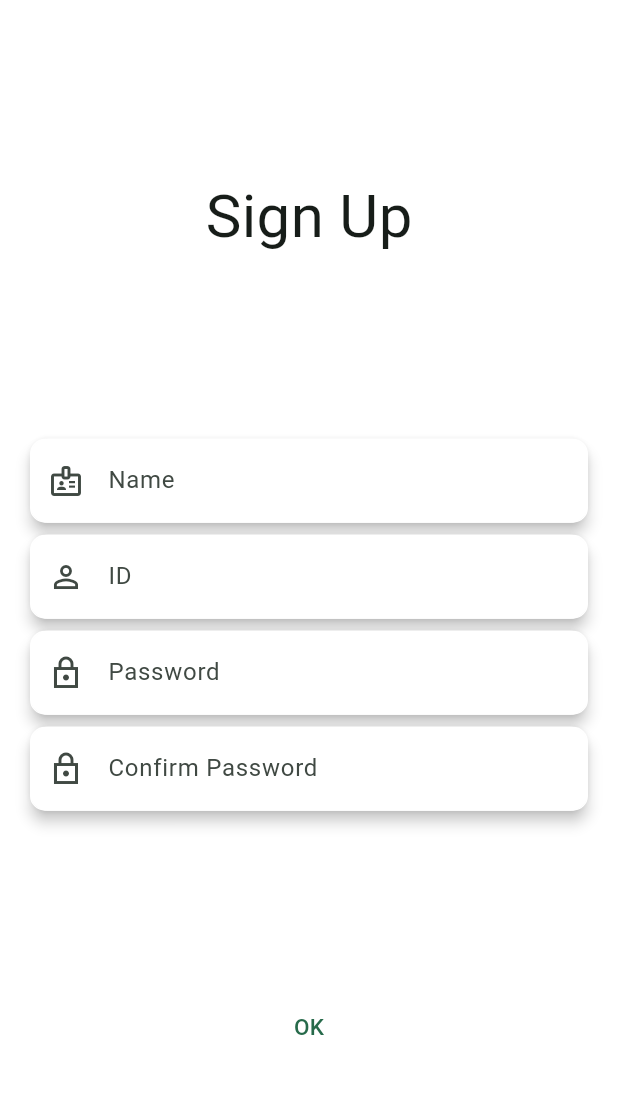
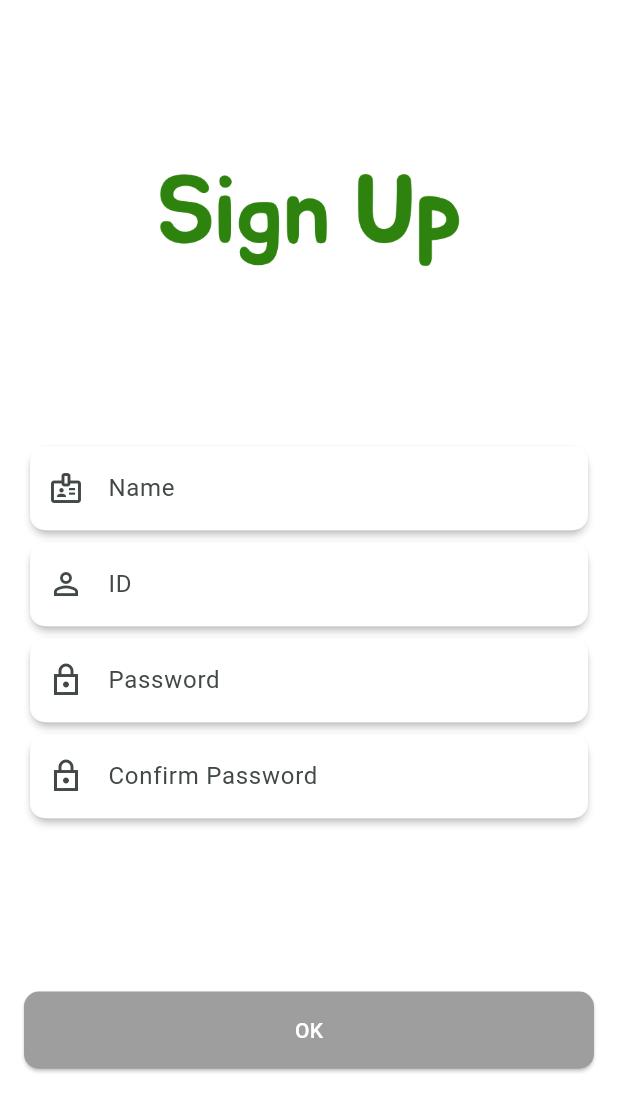
Before and after one commit to KW-EcoVision/ecovision-mobile, a Flutter app: the screen it shows after launch, after a tap on "Sign up", on a phone screen of 412 x 824 dp. Shown: the top 1112 px of the screen. Run offline on Flutter 3.47's test engine with Material 3 defaults, Android fonts, the phone set to English and light mode, and no system bars.

Commit message:
feat : 입력값에 따른 버튼 활성화 기능 구현

```diff
--- a/lib/model/SignupData.dart
+++ b/lib/model/SignupData.dart
@@ -1,14 +1,14 @@
 class SignupData {
-  String? _name;
-  String? _userId;
-  String? _password;
+  String _name = "";
+  String _userId = "";
+  String _password = "";
 
-  String? get name => _name;
-  set name(String? value) => _name = value;
+  String get name => _name;
+  set name(String value) => _name = value;
 
-  String? get userId => _userId;
-  set userId(String? value) => _userId = value;
+  String get userId => _userId;
+  set userId(String value) => _userId = value;
 
-  String? get password => _password;
-  set password(String? value) => _password = value;
+  String get password => _password;
+  set password(String value) => _password = value;
 }
--- a/lib/view/page/LoginPage.dart
+++ b/lib/view/page/LoginPage.dart
@@ -1,6 +1,7 @@
 import 'package:eco_vision/view/const/EcoVisionColor.dart';
 import 'package:eco_vision/view/page/MainFrame.dart';
 import 'package:eco_vision/view/page/SignupPage.dart';
+import 'package:eco_vision/view/widget/EcoButton.dart';
 import 'package:eco_vision/view/widget/EcoTextField.dart';
 import 'package:flutter/material.dart';
 
@@ -12,6 +13,8 @@ class LoginPage extends StatefulWidget {
 }
 
 class _LoginPageState extends State<LoginPage> {
+  bool isIdEntered = false;
+  bool isPasswordEnterd = false;
   @override
   Widget build(BuildContext context) {
     return Scaffold(
@@ -24,12 +27,7 @@ class _LoginPageState extends State<LoginPage> {
               Center(
                   child: SizedBox(
                       width: MediaQuery.of(context).size.width / 2,
-                      child: Image.asset('assets/images/logo.jpeg'))
-                  // Text(
-                  //   'Eco Vision',
-                  //   style: TextStyle(fontSize: 40),
-                  // ),
-                  ),
+                      child: Image.asset('assets/images/logo.jpeg'))),
               Column(
                 mainAxisAlignment: MainAxisAlignment.center,
                 children: [
@@ -41,7 +39,12 @@ class _LoginPageState extends State<LoginPage> {
                       enabledBorderColor: Colors.white,
                       focusedBorderColor: EcoVisionColor.neonGreen,
                       radius: 10,
-                      isPassword: false),
+                      isPassword: false,
+                      onChanged: (value) {
+                        setState(() {
+                          isIdEntered = value.isNotEmpty;
+                        });
+                      }),
                   SizedBox(
                     height: MediaQuery.of(context).size.height / 40,
                   ),
@@ -53,15 +56,21 @@ class _LoginPageState extends State<LoginPage> {
                     enabledBorderColor: Colors.white,
                     focusedBorderColor: EcoVisionColor.neonGreen,
                     radius: 10,
-                      isPassword: true),
-                  // SizedBox(
-                  // height: MediaQuery.of(context).size.height / 100,
-                  // child:
+                    isPassword: true,
+                    onChanged: (value) {
+                      setState(() {
+                        isPasswordEnterd = value.isNotEmpty;
+                      });
+                    },
+                  ),
                   SizedBox(
                     width: MediaQuery.of(context).size.width - 40,
                     child: Row(
                       children: [
-                        const Text(' 아직 회원이 아니신가요?'),
+                        Text(
+                          ' 아직 회원이 아니신가요?',
+                          style: TextStyle(color: Colors.grey),
+                        ),
                         const Expanded(child: SizedBox()),
                         TextButton(
                             onPressed: () {
@@ -72,23 +81,27 @@ class _LoginPageState extends State<LoginPage> {
                             },
                             child: const Text('Sign up'))
                       ],
-                      // ),
                     ),
                   ),
                 ],
               ),
               Center(
-                  child: TextButton(
+                  child: EcoButton(
+                text: 'Login',
+                radius: 10,
+                width: MediaQuery.of(context).size.width - 32,
+                height: MediaQuery.of(context).size.height / 16,
+                backgroundColor: (isIdEntered && isPasswordEnterd)
+                    ? EcoVisionColor.mainGreen
+                    : Colors.grey,
                 onPressed: () {
-                        Navigator.push(
-                            context,
-                            MaterialPageRoute(
-                                builder: (context) => MainFrame()));
+                  if (isIdEntered && isPasswordEnterd) {
+                    // 로그인 요청 추가
+                    Navigator.pushReplacement(context,
+                        MaterialPageRoute(builder: (context) => MainFrame()));
+                  }
                 },
-                      child: const Text(
-                        'Login',
-                        style: TextStyle(fontSize: 15),
-                      )))
+              ))
             ],
           ),
         ),
--- a/lib/view/page/SignupPage.dart
+++ b/lib/view/page/SignupPage.dart
@@ -1,6 +1,7 @@
 import 'package:eco_vision/model/SignupData.dart';
 import 'package:eco_vision/service/SignupValidator.dart';
 import 'package:eco_vision/view/const/EcoVisionColor.dart';
+import 'package:eco_vision/view/widget/EcoButton.dart';
 import 'package:eco_vision/view/widget/EcoTextField.dart';
 import 'package:flutter/material.dart';
 
@@ -33,12 +34,9 @@ class _SignupPageState extends State<SignupPage> {
           child: Column(
             mainAxisAlignment: MainAxisAlignment.spaceEvenly,
             children: [
-              const Center(
-                child: Text(
-                  'Sign Up',
-                  style: TextStyle(fontSize: 40),
-                ),
-              ),
+              SizedBox(
+                  width: MediaQuery.of(context).size.width / 2,
+                  child: Image.asset('assets/images/signup.png')),
               Column(
                 children: [
                   EcoTextField(
@@ -118,16 +116,28 @@ class _SignupPageState extends State<SignupPage> {
                 ],
               ),
               Center(
-                child: TextButton(
-                  onPressed: () {
-                    Navigator.pop(context);
-                  },
-                  child: const Text(
-                    'OK',
-                    style: TextStyle(fontSize: 15),
-                  ),
-                ),
-              ),
+                child: EcoButton(
+                    onPressed: () {
+                      if ((validator.validateName(userData.name!)) &&
+                          (validator.validateUserId(userData.userId!)) &&
+                          (validator.validatePassword(userData.password!)) &&
+                          (userData.password == confirmPassword)) {
+                        // 회원가입 요청 추가
+                        Navigator.pop(context);
+                      }
+                    },
+                    text: 'OK',
+                    radius: 10,
+                    width: MediaQuery.of(context).size.width - 32,
+                    height: MediaQuery.of(context).size.height / 16,
+                    backgroundColor: (((validator
+                                .validateName(userData.name!)) &&
+                            (validator.validateUserId(userData.userId!)) &&
+                            (validator.validatePassword(userData.password!)) &&
+                            (userData.password == confirmPassword))
+                        ? EcoVisionColor.mainGreen
+                        : Colors.grey)),
+              )
             ],
           ),
         ),
--- /dev/null
+++ b/lib/view/widget/EcoButton.dart
@@ -0,0 +1,45 @@
+import 'package:flutter/material.dart';
+
+class EcoButton extends StatefulWidget {
+  final void Function()? onPressed;
+  final String text;
+  final double radius;
+  final double? width;
+  final double? height;
+  final Color backgroundColor;
+
+  const EcoButton(
+      {required this.onPressed,
+      required this.text,
+      required this.radius,
+      this.width,
+      this.height,
+      required this.backgroundColor,
+      super.key});
+
+  @override
+  State<EcoButton> createState() => _EcoButtonState();
+}
+
+class _EcoButtonState extends State<EcoButton> {
+  @override
+  Widget build(BuildContext context) {
+    return SizedBox(
+      width: widget.width,
+      height: widget.height,
+      child: ElevatedButton(
+        onPressed: widget.onPressed,
+        style: ElevatedButton.styleFrom(
+          overlayColor: WidgetStateColor.resolveWith((states) => Colors.white),
+          backgroundColor: widget.backgroundColor,
+          shape: RoundedRectangleBorder(
+              borderRadius: BorderRadius.all(Radius.circular(widget.radius))),
+        ),
+        child: Text(
+          widget.text,
+          style: const TextStyle(color: Colors.white),
+        ),
+      ),
+    );
+  }
+}
--- a/lib/view/widget/EcoTextField.dart
+++ b/lib/view/widget/EcoTextField.dart
@@ -1,5 +1,4 @@
 import 'package:flutter/material.dart';
-import 'package:flutter/widgets.dart';
 
 class EcoTextField extends StatefulWidget {
   final double width;
@@ -38,7 +37,7 @@ class _EcoTextFeildState extends State<EcoTextField> {
       ),
       child: Card(
         color: Colors.white,
-        elevation: 4,
+        elevation: 2,
         child: TextField(
           obscureText: widget.isPassword,
           decoration: InputDecoration(
```
Also changed, not shown: assets/images/signup.png (added). Lines whose indentation alone changed are shown as unchanged.
